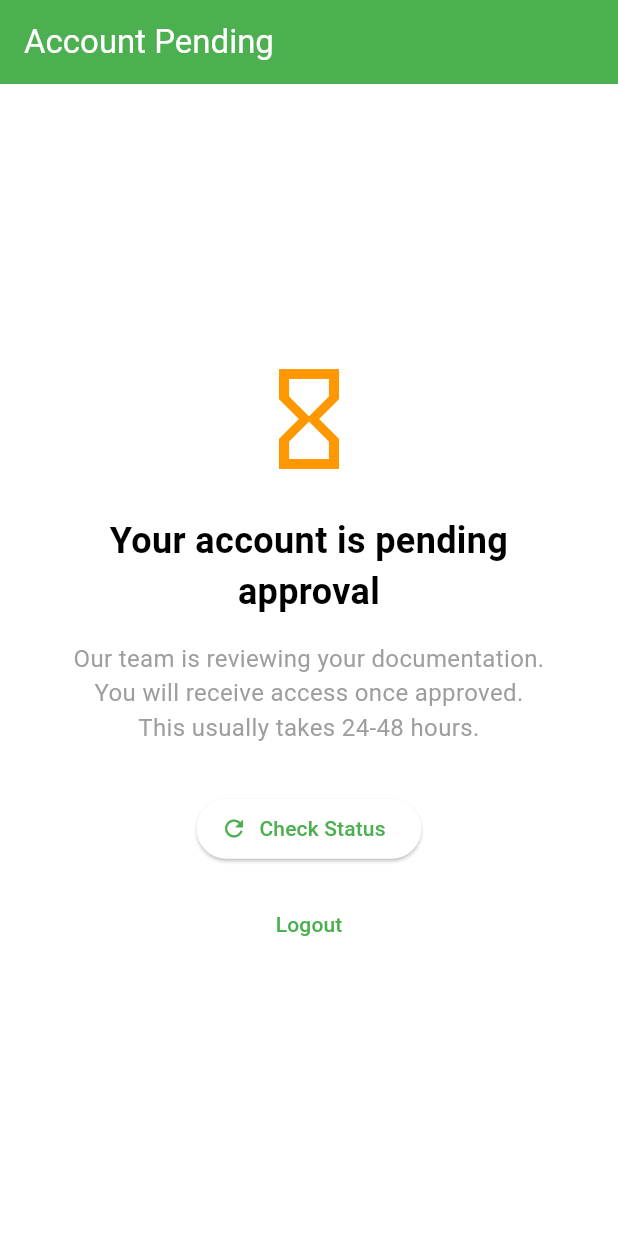
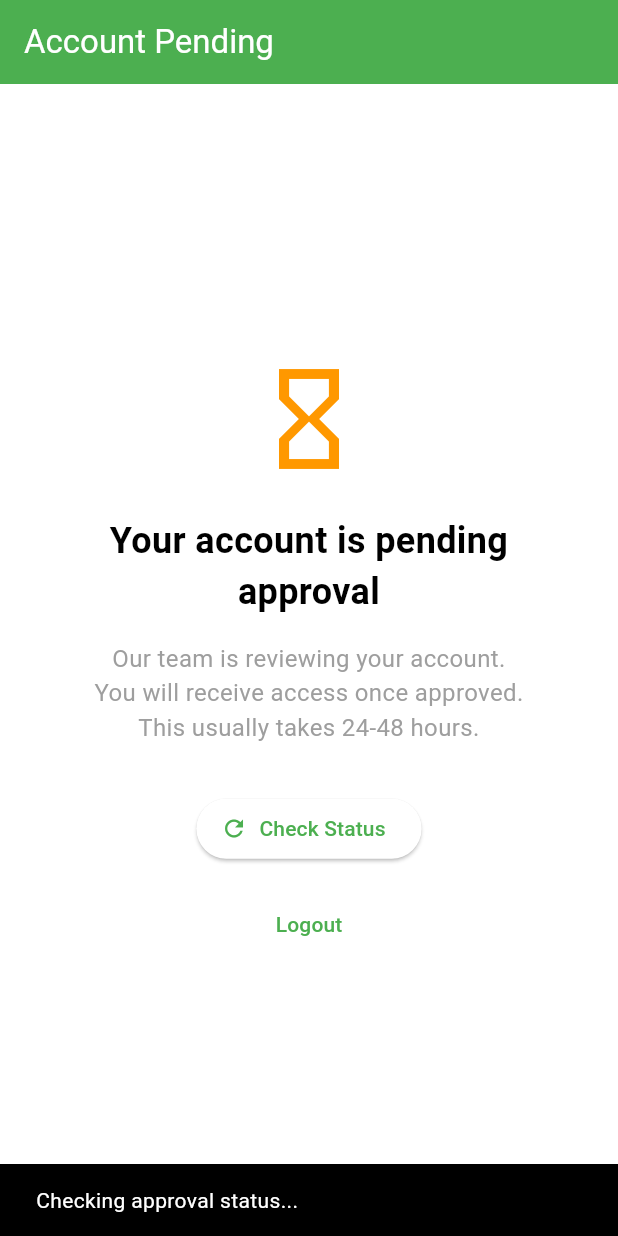
Before and after one commit to JohnnyKozman2007/Dialagent-PWA, a Flutter app: the PendingApprovalScreen screen opened by its route, after a tap on "Check Status", on a phone screen of 412 x 824 dp. Run offline on Flutter 3.47's test engine with Material 3 defaults, Android fonts, the phone set to English and light mode, and no system bars; our stand-ins replace cloud_firestore, firebase_auth, firebase_core, flutter_riverpod, go_router, qr_flutter; missing offline and left inert: base32, dart:html; accounts and stored records are empty; statements that could not run were skipped.

Commit message:
Update pending_approval_screen.dart

```diff
--- a/lib/screens/auth/pending_approval_screen.dart
+++ b/lib/screens/auth/pending_approval_screen.dart
@@ -11,16 +11,13 @@ class PendingApprovalScreen extends StatefulWidget {
 }
 
 class _PendingApprovalScreenState extends State<PendingApprovalScreen> {
-  bool _isLoading = true;
-  bool _isVerified = false;
-
   @override
   void initState() {
     super.initState();
-    _listenToVerificationStatus();
+    _listenToApprovalStatus();
   }
 
-  void _listenToVerificationStatus() {
+  void _listenToApprovalStatus() {
     final user = FirebaseAuth.instance.currentUser;
     if (user == null) {
       context.go('/login');
@@ -33,14 +30,8 @@ class _PendingApprovalScreenState extends State<PendingApprovalScreen> {
         .snapshots()
         .listen((doc) {
       if (!mounted) return;
-      final isVerified = doc.data()?['isVerified'] ?? false;
-      setState(() {
-        _isVerified = isVerified;
-        _isLoading = false;
-      });
-
-      // If verified, navigate to dashboard
-      if (isVerified) {
+      final isApproved = doc.data()?['isApproved'] ?? false;
+      if (isApproved) {
         context.go('/dashboard');
       }
     });
@@ -70,14 +61,17 @@ class _PendingApprovalScreenState extends State<PendingApprovalScreen> {
               ),
               const SizedBox(height: 16),
               const Text(
-                'Our team is reviewing your documentation.\nYou will receive access once approved.\nThis usually takes 24-48 hours.',
+                'Our team is reviewing your account.\nYou will receive access once approved.\nThis usually takes 24-48 hours.',
                 textAlign: TextAlign.center,
                 style: TextStyle(fontSize: 16, color: Colors.grey),
               ),
               const SizedBox(height: 32),
               ElevatedButton.icon(
                 onPressed: () {
-                  setState(() => _isLoading = true);
+                  // The listener will catch the change automatically
+                  ScaffoldMessenger.of(context).showSnackBar(
+                    const SnackBar(content: Text('Checking approval status...')),
+                  );
                 },
                 icon: const Icon(Icons.refresh),
                 label: const Text('Check Status'),
```
